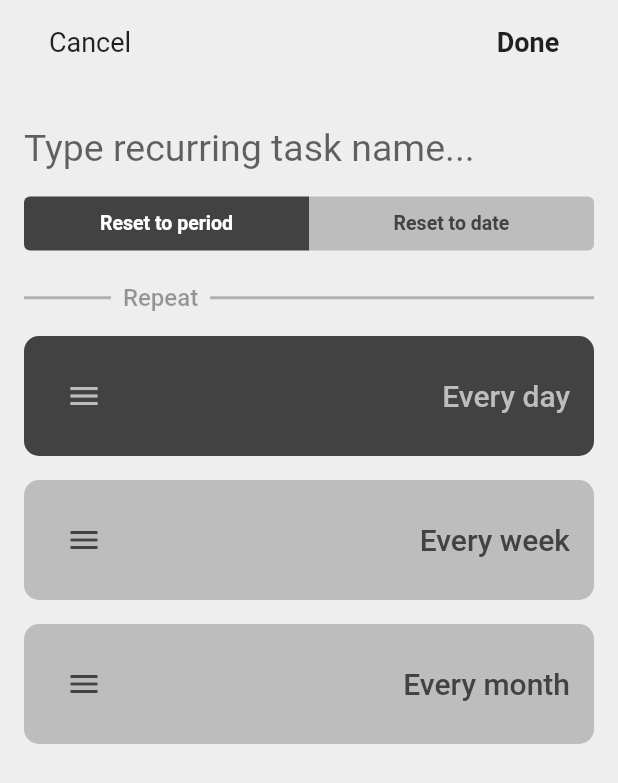
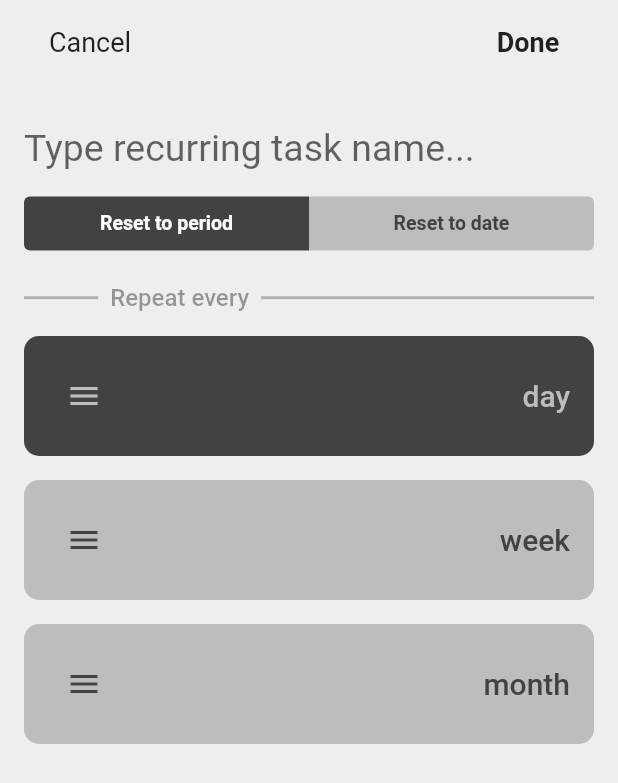
Before and after one commit to instinctools/routine, a Flutter app: the EditScreen screen opened directly, on a phone screen of 412 x 824 dp. Shown: the top 783 px of the screen. Run offline on Flutter 3.47's test engine with Material 2 defaults, Android fonts, the phone set to English and light mode, and no system bars; our stand-ins replace sqflite; missing offline and left inert: flutter_picker; accounts and stored records are empty.

```diff
--- a/Flutter/routine_flutter/lib/utils/consts.dart
+++ b/Flutter/routine_flutter/lib/utils/consts.dart
@@ -7,7 +7,7 @@ class Strings {
   static const String EDIT_DONE_BUTTON_TEXT = 'Done';
   static const String edit_text_input_hint = 'Type recurring task name...';
   static const String edit_input_error_message = 'Title should be not empty!';
-  static const String edit_divider_label = 'Repeat';
+  static const String edit_divider_label = 'Repeat every';
   static const String editPickerDialogTitle = 'Choose period';
   static const String editPickerDialogConfirmButton = 'Done';
   static const String edit_reset_selector_to_period = 'Reset to period';
--- a/Flutter/routine_flutter/lib/utils/time_utils.dart
+++ b/Flutter/routine_flutter/lib/utils/time_utils.dart
@@ -13,7 +13,7 @@ class TimeUtils {
     var periodCount = isPlural ? '$periodValue ' : '';
     var pluralPostfix = isPlural && periodUnit != Period.MONTH.name ? 's' : '';
 
-    return 'Every $periodCount$periodUnit$pluralPostfix';
+    return '$periodCount$periodUnit$pluralPostfix';
   }
 
   static DateTime calculateTargetDate(String title, String periodUnit, int periodValue, [bool isReset = false]) {
```
